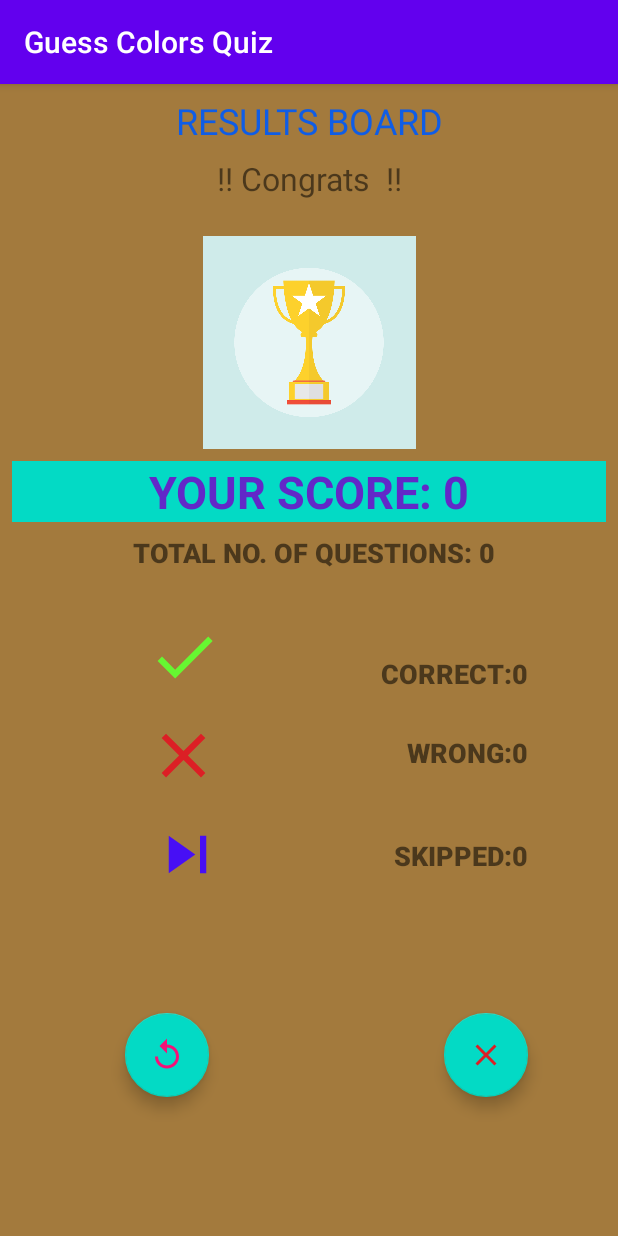
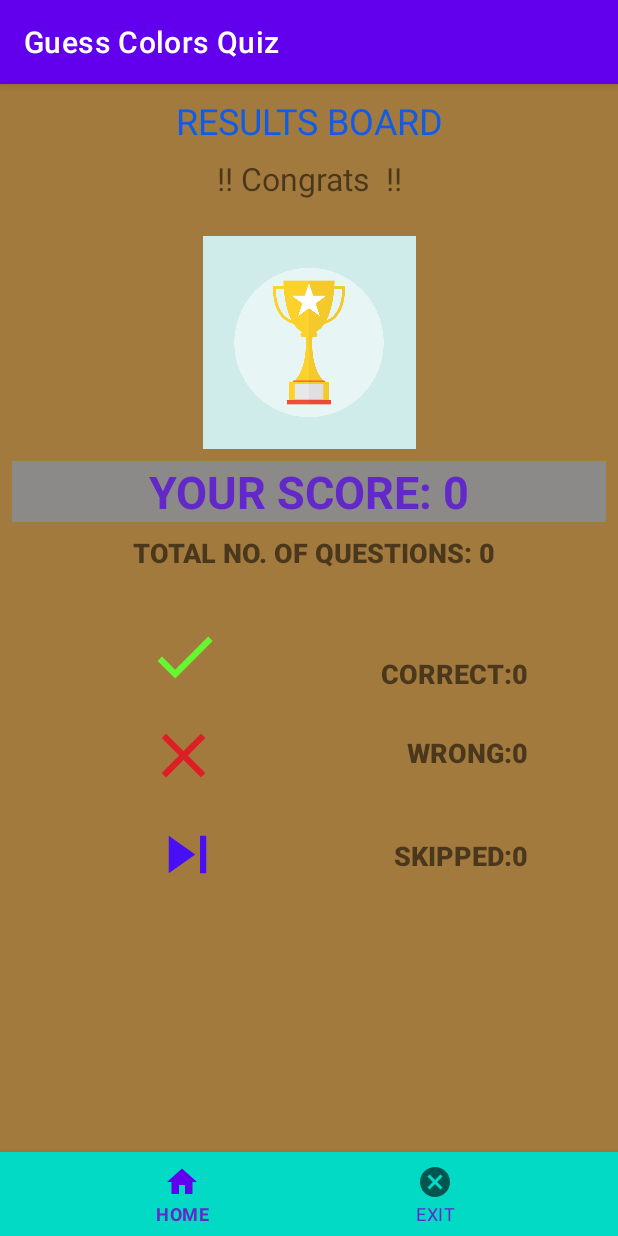
Before and after one commit to ghanavinodhini/QuizApplication, an Android app: the ResultsActivity screen opened directly, with no data from a screen before it, on a phone screen of 412 x 824 dp. Run offline under Robolectric (Android 15) with nearby library versions, the phone set to English and light mode, and no system bars.

Commit message:
Implemented bottom navigation bar in Results Activity.

```diff
--- a/app/src/main/AndroidManifest.xml
+++ b/app/src/main/AndroidManifest.xml
@@ -35,7 +35,8 @@
             android:screenOrientation="portrait" />
         <activity
             android:name=".ResultsActivity"
-            android:screenOrientation="portrait" />
+            android:screenOrientation="portrait"
+            android:theme="@style/BottomNavBar"/>
     </application>
 
 </manifest>
--- a/app/src/main/java/com/example/quizpplication/CategoriesActivity.kt
+++ b/app/src/main/java/com/example/quizpplication/CategoriesActivity.kt
@@ -21,7 +21,8 @@ class CategoriesActivity : AppCompatActivity() {
     lateinit var recyclerView: RecyclerView
     val cardPadding = 30
 
-    override fun onCreate(savedInstanceState: Bundle?) {
+    override fun onCreate(savedInstanceState: Bundle?)
+    {
         super.onCreate(savedInstanceState)
         setContentView(R.layout.activity_categories)
 
@@ -31,11 +32,10 @@ class CategoriesActivity : AppCompatActivity() {
         recyclerView.layoutManager = LinearLayoutManager(this)
         //Call function for spacing between cards
         recyclerView.addItemDecoration(cardViewItemDecoration(cardPadding))
-
         recyclerView.adapter = CategoriesRecyclerAdapter(this, DataManager.categories)
 
+    }
 
-    }
 //Display help icon in Action bar
     override fun onCreateOptionsMenu(menu: Menu?): Boolean {
         val inflater: MenuInflater = menuInflater
--- /dev/null
+++ b/app/src/main/res/drawable/ic_baseline_cancel_24.xml
@@ -0,0 +1,5 @@
+<vector android:height="26dp" android:tint="@color/colorPrimary"
+    android:viewportHeight="24" android:viewportWidth="24"
+    android:width="26dp" xmlns:android="http://schemas.android.com/apk/res/android">
+    <path android:fillColor="@android:color/white" android:pathData="M12,2C6.47,2 2,6.47 2,12s4.47,10 10,10 10,-4.47 10,-10S17.53,2 12,2zM17,15.59L15.59,17 12,13.41 8.41,17 7,15.59 10.59,12 7,8.41 8.41,7 12,10.59 15.59,7 17,8.41 13.41,12 17,15.59z"/>
+</vector>
--- a/app/src/main/res/drawable/ic_baseline_help_24.xml
+++ b/app/src/main/res/drawable/ic_baseline_help_24.xml
@@ -1,5 +1,5 @@
-<vector android:height="24dp" android:tint="#F1877F"
+<vector android:height="28dp" android:tint="#F1877F"
     android:viewportHeight="24" android:viewportWidth="24"
-    android:width="24dp" xmlns:android="http://schemas.android.com/apk/res/android">
+    android:width="26dp" xmlns:android="http://schemas.android.com/apk/res/android">
     <path android:fillColor="@android:color/white" android:pathData="M12,2C6.48,2 2,6.48 2,12s4.48,10 10,10 10,-4.48 10,-10S17.52,2 12,2zM13,19h-2v-2h2v2zM15.07,11.25l-0.9,0.92C13.45,12.9 13,13.5 13,15h-2v-0.5c0,-1.1 0.45,-2.1 1.17,-2.83l1.24,-1.26c0.37,-0.36 0.59,-0.86 0.59,-1.41 0,-1.1 -0.9,-2 -2,-2s-2,0.9 -2,2L8,9c0,-2.21 1.79,-4 4,-4s4,1.79 4,4c0,0.88 -0.36,1.68 -0.93,2.25z"/>
 </vector>
--- /dev/null
+++ b/app/src/main/res/drawable/ic_baseline_home_24.xml
@@ -0,0 +1,5 @@
+<vector android:height="26dp" android:tint="@color/colorPrimary"
+    android:viewportHeight="24" android:viewportWidth="24"
+    android:width="26dp" xmlns:android="http://schemas.android.com/apk/res/android">
+    <path android:fillColor="@android:color/white" android:pathData="M10,20v-6h4v6h5v-8h3L12,3 2,12h3v8z"/>
+</vector>
--- a/app/src/main/res/layout/activity_results.xml
+++ b/app/src/main/res/layout/activity_results.xml
@@ -48,11 +48,11 @@
         android:layout_marginTop="8dp"
         android:layout_marginEnd="8dp"
         android:layout_marginBottom="8dp"
-        android:background="@color/colorAccent"
+        android:background="@color/colorHint"
         android:text="@string/score_textview"
         android:textAlignment="center"
+        android:textColor="@color/colorText"
         android:textSize="30sp"
-        android:textColor="@color/colorText"
         android:textStyle="normal|bold"
         app:layout_constraintEnd_toEndOf="parent"
         app:layout_constraintHorizontal_bias="0.0"
@@ -136,6 +136,7 @@
         app:layout_constraintTop_toBottomOf="@+id/correctSignImageView"
         app:srcCompat="@drawable/wrong_sign" />
 
+    <!--
     <com.google.android.material.floatingactionbutton.FloatingActionButton
         android:id="@+id/replay_button"
         android:layout_width="wrap_content"
@@ -159,7 +160,7 @@
         app:layout_constraintEnd_toEndOf="parent"
         app:layout_constraintTop_toBottomOf="@+id/skipped_textView"
         app:srcCompat="@drawable/wrong_sign" />
-
+-->
     <ImageView
         android:id="@+id/imageView"
         android:layout_width="wrap_content"
@@ -183,4 +184,19 @@
         app:layout_constraintEnd_toEndOf="parent"
         app:layout_constraintTop_toBottomOf="@+id/wronglyAnswered_textView" />
 
+
+    <com.google.android.material.bottomnavigation.BottomNavigationView
+        android:id="@+id/bottomNavigationResults"
+        android:layout_width="match_parent"
+        android:layout_height="wrap_content"
+        android:background="?android:colorAccent"
+        app:layout_constraintBottom_toBottomOf="parent"
+        app:layout_constraintEnd_toEndOf="parent"
+        app:layout_constraintHorizontal_bias="0.5"
+        app:layout_constraintStart_toStartOf="parent"
+        app:layout_constraintTop_toBottomOf="@+id/imageView"
+        app:layout_constraintVertical_bias="1.0"
+        app:menu="@menu/bottom_nav_menu"
+        app:itemTextColor="@color/colorText"/>
+
 </androidx.constraintlayout.widget.ConstraintLayout>
--- a/app/src/main/res/menu/appmenu.xml
+++ b/app/src/main/res/menu/appmenu.xml
@@ -6,7 +6,7 @@
     <!--help icon-->
     <item
         android:id="@+id/action_help"
-        android:title=""
+        android:title="help"
         android:icon="@drawable/ic_baseline_help_24"
         app:showAsAction="always"/>
 </menu>
--- /dev/null
+++ b/app/src/main/res/menu/bottom_nav_menu.xml
@@ -0,0 +1,16 @@
+<?xml version="1.0" encoding="utf-8"?>
+<menu xmlns:android="http://schemas.android.com/apk/res/android"
+    xmlns:app="http://schemas.android.com/apk/res-auto"
+    xmlns:tools="http://schemas.android.com/tools" tools:context=".ResultsActivity">
+
+    <item
+        android:id="@+id/action_home"
+        android:icon="@drawable/ic_baseline_home_24"
+        android:title="@string/home_button"
+        app:showAsAction="always"/>
+    <item
+        android:id="@+id/action_exit"
+        android:icon="@drawable/ic_baseline_cancel_24"
+        android:title="@string/quit_button"
+        app:showAsAction="always"/>
+</menu>
--- a/app/src/main/res/values/strings.xml
+++ b/app/src/main/res/values/strings.xml
@@ -3,7 +3,7 @@
     <string name="category_title">Choose Category</string>
     <string name="edit_nametext">Enter Your Name</string>
     <string name="start_button">START</string>
-    <string name="splash_text">!!QUIZ!!</string>
+    <string name="splash_text">GUESS COLORS QUIZ</string>
     <string name="welcome_textview">! WELCOME !</string>
     <string name="question_textview">Guess The Color Of This %1$s?</string>
     <string name="progrssBar_text">0/5</string>
@@ -17,5 +17,6 @@
     <string name="correctlyAnswered_textview">CORRECT:%1$s </string>
     <string name="wronglyAnswered_textview">WRONG:%1$s </string>
     <string name="skipped_textview">SKIPPED:%1$s</string>
-    <string name="quit_button">QUIT</string>
+    <string name="home_button">HOME</string>
+    <string name="quit_button">EXIT</string>
 </resources>
--- a/app/src/main/res/values/styles.xml
+++ b/app/src/main/res/values/styles.xml
@@ -6,8 +6,12 @@
         <item name="colorPrimaryDark">@color/colorPrimaryDark</item>
         <item name="colorAccent">@color/colorAccent</item>
     </style>
+    <!--Material component theme. -->
+    <style name="AlertDialogTheme" parent="Theme.MaterialComponents.Dialog.Alert">
+        <item name="colorPrimary">@color/colorPrimary</item>
+    </style>
 
-    <style name="AlertDialogTheme" parent="Theme.AppCompat.Light.Dialog.Alert">
+    <style name="BottomNavBar" parent="Theme.MaterialComponents.Light.DarkActionBar">
         <item name="colorPrimary">@color/colorPrimary</item>
     </style>
 </resources>
```
Also changed, not shown: app/src/main/java/com/example/quizpplication/ResultsActivity.kt (+17 -5 lines), app/src/main/res/layout/activity_splash.xml (+12 -15 lines).
